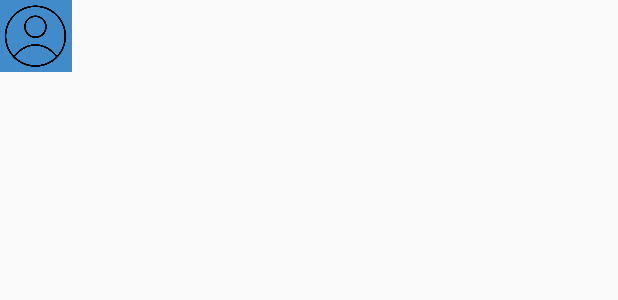
After one commit to MOSISElFak/LandmarksGO, an Android app: the layout view_custom_marker.xml on its own in the app's theme, with its tools: preview values and no code run, on a phone screen of 412 x 824 dp. The commit adds this screen. Shown: the top 300 px of the screen. Run offline under Robolectric (Android 15) with nearby library versions, the phone set to English and light mode, and no system bars.

Commit message:
Showing on map custom markers with photos

```diff
--- a/LandmarksGO/app/src/main/java/com/example/mosis/landmarksgo/friends/Friends.java
+++ b/LandmarksGO/app/src/main/java/com/example/mosis/landmarksgo/friends/Friends.java
@@ -36,7 +36,7 @@ import com.example.mosis.landmarksgo.bluetooth.ChatService;
 import com.example.mosis.landmarksgo.bluetooth.DeviceListActivity;
 import com.example.mosis.landmarksgo.highscore.CustomAdapter;
 import com.example.mosis.landmarksgo.highscore.DataModel;
-import com.example.mosis.landmarksgo.other.CircularImage;
+import com.example.mosis.landmarksgo.other.BitmapManipulation;
 import com.google.firebase.auth.FirebaseAuth;
 import com.google.firebase.database.DatabaseReference;
 import com.google.firebase.database.FirebaseDatabase;
@@ -81,7 +81,7 @@ public class Friends extends AppCompatActivity {
         Bitmap bitmap =  BitmapFactory.decodeResource(this.getResources(), R.drawable.obama);
 
         dataModels.add(new DataModel("President",100,bitmap, 1));
-        bitmap = CircularImage.getCroppedBitmap(bitmap);
+        bitmap = BitmapManipulation.getCroppedBitmap(bitmap);
         dataModels.add(new DataModel("Circular",50,bitmap, 2));
         dataModels.add(new DataModel("",0,null, 3));
         adapter.notifyDataSetChanged();
@@ -394,7 +394,7 @@ public class Friends extends AppCompatActivity {
         }
         */
 
-
+        //TODO: Move this to FAB
         bluetoothAdapter = BluetoothAdapter.getDefaultAdapter();
         if (!bluetoothAdapter.isEnabled()) {
             //Intent enableIntent = new Intent(BluetoothAdapter.ACTION_REQUEST_ENABLE);
--- /dev/null
+++ b/LandmarksGO/app/src/main/res/layout/view_custom_marker.xml
@@ -0,0 +1,15 @@
+<?xml version="1.0" encoding="utf-8"?>
+<FrameLayout xmlns:android="http://schemas.android.com/apk/res/android"
+    android:id="@+id/custom_marker_view"
+    android:layout_width="wrap_content"
+    android:layout_height="wrap_content"
+    android:background="@color/bg_main">
+
+    <ImageView
+        android:id="@+id/profile_image"
+        android:layout_width="48dp"
+        android:layout_height="48dp"
+        android:layout_gravity="center_horizontal"
+        android:contentDescription="@null"
+        android:src="@drawable/empty_profile_picture" />
+</FrameLayout>
```
Also changed, not shown: LandmarksGO/app/src/main/java/com/example/mosis/landmarksgo/MainActivity.java (+29 -19 lines), LandmarksGO/app/src/main/java/com/example/mosis/landmarksgo/other/BitmapManipulation.java (added, +68 -0 lines), LandmarksGO/app/src/main/java/com/example/mosis/landmarksgo/other/CircularImage.java (deleted, +0 -40 lines).
